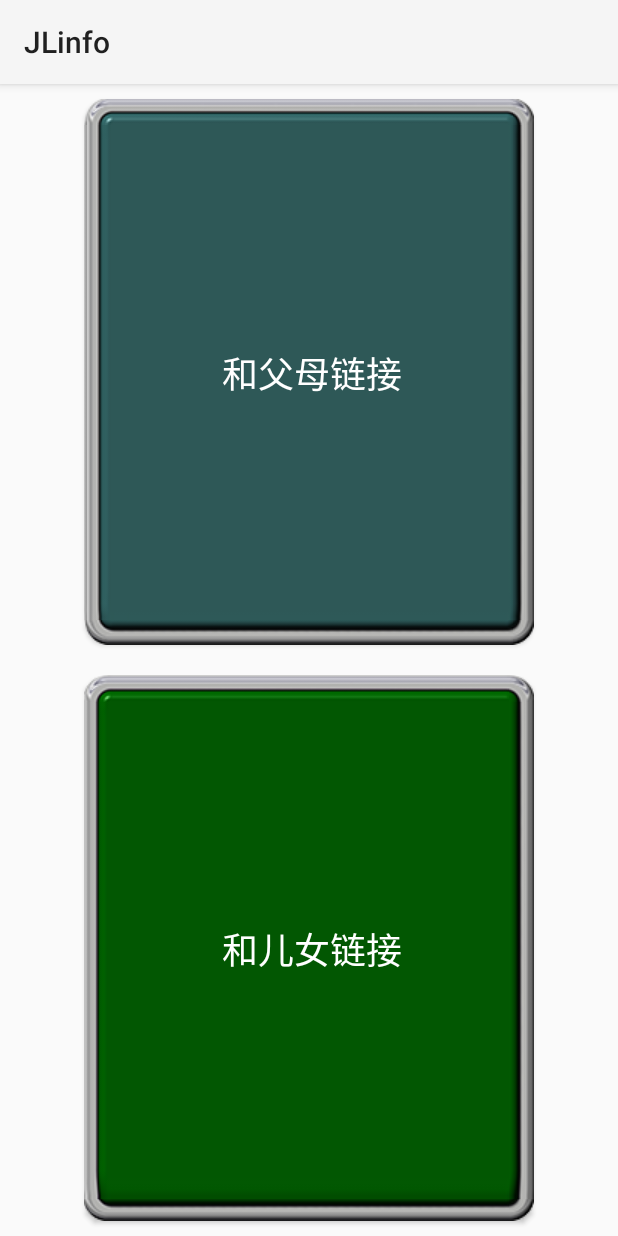
After one commit to ywl001/JLinfo, an Android app: the RelationHomeActivity screen opened directly, with no data from a screen before it, on a phone screen of 412 x 824 dp. The commit adds this screen. Run offline under Robolectric (Android 15) with nearby library versions, the phone set to English and light mode, and no system bars; our stand-ins replace ButterKnife, RxJava; libraries missing offline, so code that uses them is left out: com.esri.arcgisruntime, com.github.promeg.pinyinhelper.

Commit message:
8月5日提交

```diff
--- a/app/src/main/AndroidManifest.xml
+++ b/app/src/main/AndroidManifest.xml
@@ -58,6 +58,7 @@
         <activity android:name=".activities.BuildingPlanActivity"/>
         <activity android:name=".activities.FamilyActivity"/>
         <activity android:name=".activities.SetHomeActivity"/>
+        <activity android:name=".activities.RelationHomeActivity"/>
     </application>
 
 </manifest>
--- a/app/src/main/java/com/ywl01/jlinfo/activities/AddPeopleActivity.java
+++ b/app/src/main/java/com/ywl01/jlinfo/activities/AddPeopleActivity.java
@@ -297,7 +297,7 @@ public class AddPeopleActivity extends BaseActivity {
         insertPMarkObserver.setOnNextListener(new BaseObserver.OnNextListener() {
             @Override
             public void onNext(Observer observer, Object data) {
-                Long returnID = (Long) data;
+                int returnID = (int) data;
                 if (returnID > 0) {
                     AppUtils.showToast("插入人员工作场所成功");
                     finish();
@@ -321,7 +321,7 @@ public class AddPeopleActivity extends BaseActivity {
         insertPBuildingObserver.setOnNextListener(new BaseObserver.OnNextListener() {
             @Override
             public void onNext(Observer observer, Object data) {
-                Long returnID = (Long) data;
+                int returnID = (int) data;
                 if (returnID > 0) {
                     AppUtils.showToast("插入人员住所成功");
                     finish();
@@ -343,7 +343,7 @@ public class AddPeopleActivity extends BaseActivity {
         insertPHouseObserver.setOnNextListener(new BaseObserver.OnNextListener() {
             @Override
             public void onNext(Observer observer, Object data) {
-                Long returnID = (Long) data;
+                int returnID = (int) data;
                 if (returnID > 0) {
                     AppUtils.showToast("插入人员住所成功");
                     finish();
--- a/app/src/main/java/com/ywl01/jlinfo/activities/PeoplesActivity.java
+++ b/app/src/main/java/com/ywl01/jlinfo/activities/PeoplesActivity.java
@@ -200,7 +200,7 @@ public class PeoplesActivity extends BaseActivity {
                 insertObserver.setOnNextListener(new BaseObserver.OnNextListener() {
                     @Override
                     public void onNext(Observer observer, Object data) {
-                        Long returnData = (Long) data;
+                        int returnData = (int) data;
                         if (returnData > 0) {
                             AppUtils.showToast("上传图片成功");
                             //派发事件，让cameraInfoView刷新图片
--- a/app/src/main/java/com/ywl01/jlinfo/net/QueryFamilyServices.java
+++ b/app/src/main/java/com/ywl01/jlinfo/net/QueryFamilyServices.java
@@ -176,7 +176,7 @@ public class QueryFamilyServices implements BaseObserver.OnNextListener{
 
                 for (int i = 0; i < waitCheckPeoples.size(); i++) {
                     PeopleBean p = waitCheckPeoples.get(i);
-                    long currentPeopleID = currentNode.peoples.get(pidIndex).id;
+                    int currentPeopleID = currentNode.peoples.get(pidIndex).id;
                     if (p.id != currentPeopleID && p.isLeave == 0 && i > pidIndex) {
                         times++;
                         System.out.println("少查" + times+"次" + p.name);
--- /dev/null
+++ b/app/src/main/res/drawable/selector_btn_add_child.xml
@@ -0,0 +1,7 @@
+<?xml version="1.0" encoding="utf-8"?>
+<selector xmlns:android="http://schemas.android.com/apk/res/android">
+    <item android:drawable="@drawable/btn_bg3" android:state_checked="true"/>
+    <item android:state_pressed="true" android:drawable="@drawable/btn_bg3"/>
+    <item android:state_pressed="false" android:drawable="@drawable/btn_bg2"/>
+
+</selector>
--- /dev/null
+++ b/app/src/main/res/drawable/selector_btn_add_parent.xml
@@ -0,0 +1,7 @@
+<?xml version="1.0" encoding="utf-8"?>
+<selector xmlns:android="http://schemas.android.com/apk/res/android">
+    <item android:drawable="@drawable/btn_bg3" android:state_checked="true"/>
+    <item android:state_pressed="true" android:drawable="@drawable/btn_bg3"/>
+    <item android:state_pressed="false" android:drawable="@drawable/btn_bg1"/>
+
+</selector>
--- /dev/null
+++ b/app/src/main/res/layout/activity_relation_home.xml
@@ -0,0 +1,57 @@
+<?xml version="1.0" encoding="utf-8"?>
+<LinearLayout xmlns:android="http://schemas.android.com/apk/res/android"
+    android:id="@+id/root_view"
+    android:layout_width="match_parent"
+    android:layout_height="match_parent"
+    android:orientation="vertical"
+    android:gravity="center_horizontal">
+    <TextView
+        android:id="@+id/title_parent"
+        android:visibility="gone"
+        android:layout_width="match_parent"
+        android:layout_height="wrap_content"
+        android:background="@color/light_blue"
+        android:textSize="18sp"
+        android:lineSpacingMultiplier="1.5"
+        android:padding="10dp"
+        android:text="@string/add_parent"/>
+
+    <TextView
+        android:id="@+id/title_child"
+        android:visibility="gone"
+        android:layout_width="match_parent"
+        android:layout_height="wrap_content"
+        android:background="@color/light_blue"
+        android:textSize="18sp"
+        android:lineSpacingMultiplier="1.5"
+        android:padding="10dp"
+        android:text="@string/add_child"/>
+
+    <com.ywl01.jlinfo.views.QueryPeopleView
+        android:id="@+id/query_people"
+        android:visibility="gone"
+        android:layout_width="match_parent"
+        android:layout_height="wrap_content"/>
+
+    <Button
+        android:id="@+id/btn_add_parent"
+        android:layout_width="wrap_content"
+        android:layout_height="0dp"
+        android:layout_weight="1"
+        android:layout_margin="10dp"
+        android:background="@drawable/selector_btn_add_parent"
+        android:text="和父母链接"
+        android:textColor="#ffffff"
+        android:textSize="24sp" />
+    <Button
+        android:id="@+id/btn_add_child"
+        android:layout_width="wrap_content"
+        android:layout_height="0dp"
+        android:layout_weight="1"
+        android:layout_margin="10dp"
+        android:background="@drawable/selector_btn_add_child"
+        android:text="和儿女链接"
+        android:textColor="#ffffff"
+        android:textSize="24sp" />
+
+</LinearLayout>
--- a/app/src/main/res/layout/set_home2.xml
+++ b/app/src/main/res/layout/set_home2.xml
@@ -75,8 +75,4 @@
                 android:layout_height="wrap_content" />
         </LinearLayout>
     </LinearLayout>
-
-
-
-
 </LinearLayout>
```
Also changed, not shown: app/src/main/java/com/ywl01/jlinfo/activities/RelationHomeActivity.java (added, +248 -0 lines), app/src/main/java/com/ywl01/jlinfo/views/holds/PeopleItemHolder.java (+37 -137 lines), app/src/main/res/drawable/btn_bg1.9.png (added), app/src/main/res/drawable/btn_bg2.9.png (added), app/src/main/res/drawable/btn_bg3.9.png (added).
